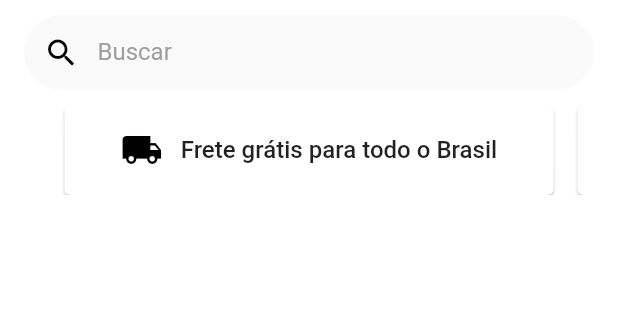
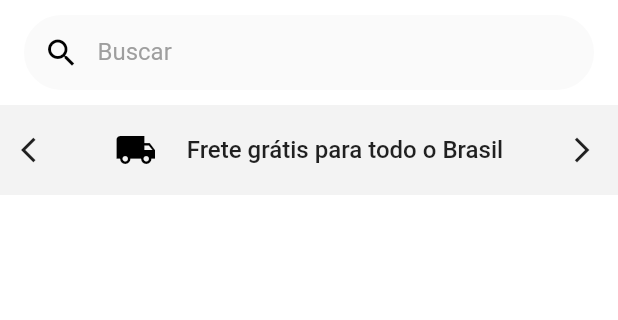
Before and after one commit to Edu-2de/FlutterProjects, a Flutter app: the first screen one second after launch, on a phone screen of 412 x 824 dp, the part 84-404 px from its top. Run offline on Flutter 3.47's test engine with Material 3 defaults, Android fonts, the light colour scheme and no system bars.

Commit message:
feat: Enhance InfoCarousel with auto-scrolling and navigation buttons

```diff
--- a/Project1/lib/screens/home_screen.dart
+++ b/Project1/lib/screens/home_screen.dart
@@ -38,7 +38,7 @@ class _HomeScreenState extends State<HomeScreen> {
               child: SearchBarApp(),
             ),
             Padding(
-              padding: const EdgeInsets.only(left: 16.0, right: 16.0, top: 10.0),
+              padding: const EdgeInsets.only(top: 10.0),
               child: InfoCarousel(
               items: [
                 InfoItem(
--- a/Project1/lib/widgets/info_carrousel.dart
+++ b/Project1/lib/widgets/info_carrousel.dart
@@ -1,34 +1,115 @@
 import 'package:flutter/material.dart';
+import 'dart:async';
 
-class InfoCarousel extends StatelessWidget {
+class InfoCarousel extends StatefulWidget {
   final List<InfoItem> items;
 
   const InfoCarousel({super.key, required this.items});
 
   @override
+  State<InfoCarousel> createState() => _InfoCarouselState();
+}
+
+class _InfoCarouselState extends State<InfoCarousel> {
+  late final PageController _controller;
+  int _currentPage = 0;
+  Timer? _timer;
+
+  @override
+  void initState() {
+    super.initState();
+    _controller = PageController(viewportFraction: 1.0);
+    _startAutoScroll();
+  }
+
+  void _startAutoScroll() {
+    _timer = Timer.periodic(const Duration(seconds: 3), (timer) {
+      if (_controller.hasClients) {
+        int nextPage = (_currentPage + 1) % widget.items.length;
+        _controller.animateToPage(
+          nextPage,
+          duration: const Duration(milliseconds: 400),
+          curve: Curves.easeInOut,
+        );
+      }
+    });
+  }
+
+  @override
+  void dispose() {
+    _timer?.cancel();
+    _controller.dispose();
+    super.dispose();
+  }
+
+  void _goToPage(int page) {
+    _controller.animateToPage(
+      page,
+      duration: const Duration(milliseconds: 400),
+      curve: Curves.easeInOut,
+    );
+  }
+
+  @override
   Widget build(BuildContext context) {
     return SizedBox(
       height: 60,
-      child: PageView.builder(
-        itemCount: items.length,
-        controller: PageController(viewportFraction: 0.9),
+      child: Stack(
+        alignment: Alignment.center,
+        children: [
+          PageView.builder(
+            itemCount: widget.items.length,
+            controller: _controller,
+            onPageChanged: (index) {
+              setState(() {
+                _currentPage = index;
+              });
+            },
             itemBuilder: (context, index) {
-          final item = items[index];
-          return Card(
-            margin: const EdgeInsets.symmetric(horizontal: 8),
+              final item = widget.items[index];
+              return Container(
+                width: MediaQuery.of(context).size.width,
+                color: const Color(0xFFF3F3F3), // cor de fundo desejada
                 child: Row(
                   mainAxisAlignment: MainAxisAlignment.center,
                   children: [
                     Icon(item.icon, color: Colors.black, size: 28),
-                const SizedBox(width: 12),
+                    const SizedBox(width: 20),
                     Text(
                       item.text,
-                  style: const TextStyle(fontSize: 16, fontWeight: FontWeight.w500),
+                      style: const TextStyle(
+                        fontSize: 16,
+                        fontWeight: FontWeight.w500,
+                      ),
                     ),
                   ],
                 ),
               );
             },
+          ),
+          Positioned(
+            left: 0,
+            child: IconButton(
+              icon: const Icon(Icons.arrow_back_ios, size: 20),
+              onPressed: () {
+                if (_currentPage > 0) {
+                  _goToPage(_currentPage - 1);
+                }
+              },
+            ),
+          ),
+          Positioned(
+            right: 0,
+            child: IconButton(
+              icon: const Icon(Icons.arrow_forward_ios, size: 20),
+              onPressed: () {
+                if (_currentPage < widget.items.length - 1) {
+                  _goToPage(_currentPage + 1);
+                }
+              },
+            ),
+          ),
+        ],
       ),
     );
   }
```
Lines whose indentation alone changed are shown as unchanged.
